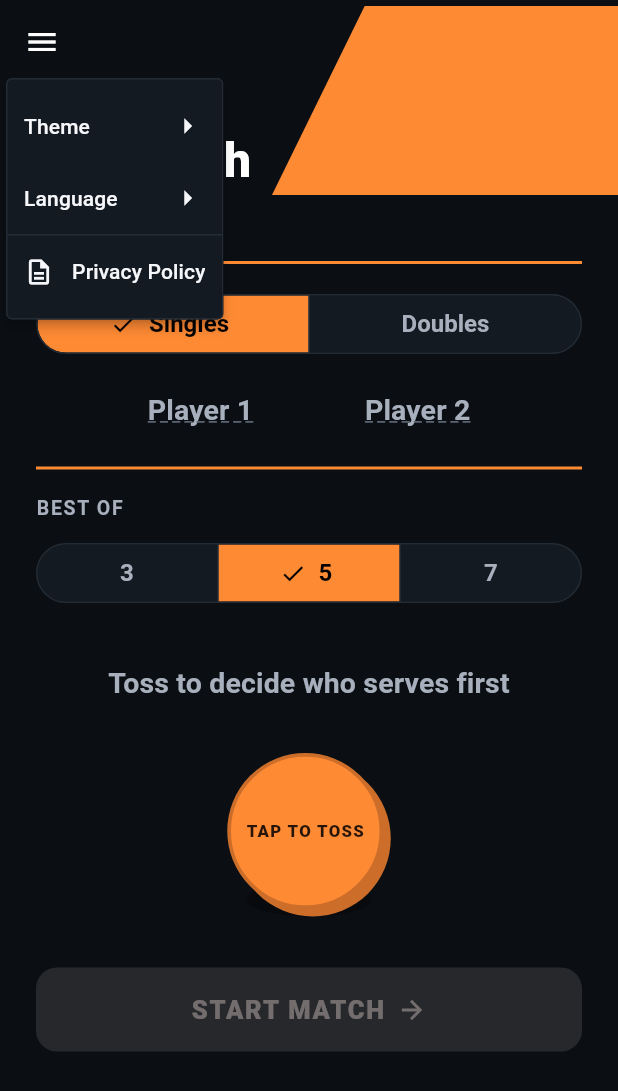
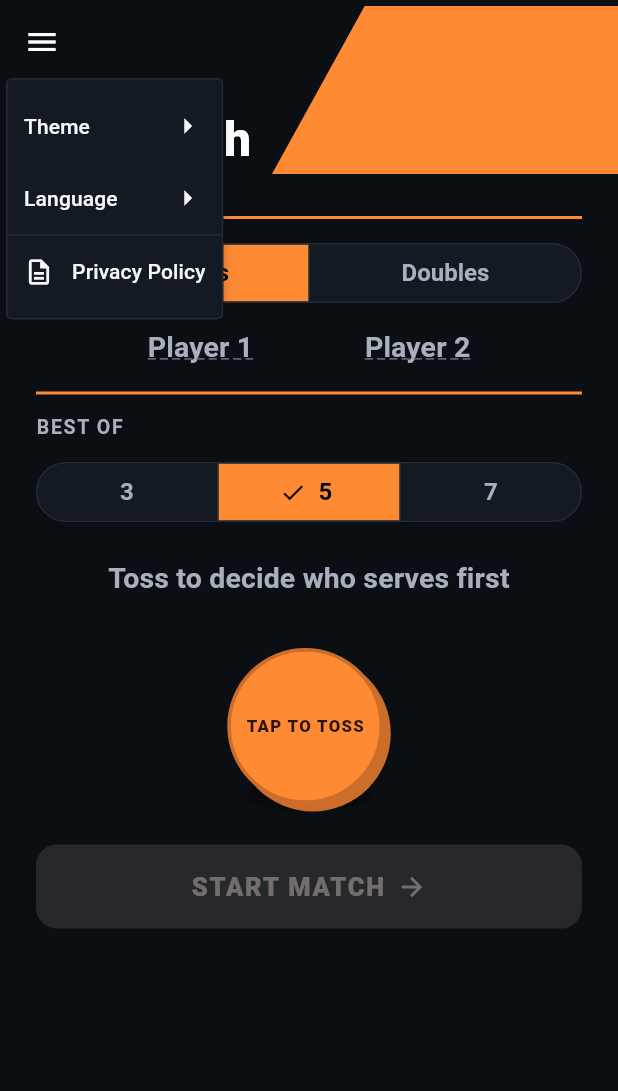
Before and after one commit to galsherm/tabletennis-scoreboard, a Flutter app: the screen it shows after launch, after a tap on the "menu" icon, on a phone screen of 412 x 824 dp. Shown: the top 1091 px of the screen. Run offline on Flutter 3.47's test engine with Material 3 defaults, Android fonts, the phone set to English and light mode, and no system bars; our stand-ins replace audioplayers, flutter_tts, google_mobile_ads, in_app_purchase, shared_preferences.

Commit message:
Phase 4Q: no debug banner, fix hero band height, recapture store screenshots
1. debugShowCheckedModeBanner: false on MaterialApp (lib/main.dart) —
   a safeguard against the red DEBUG ribbon leaking into store
   screenshots, on top of capturing this pass's screenshots from a
   profile build rather than plain `flutter run` debug.

2. The edge-to-edge hero band (painting its background up under the
   status bar) made it noticeably taller, pushing "Start match" below
   the fold. Trimmed the band's own padding/gaps and the vertical
   spacing between sections below it (lib/screens/setup_screen.dart)
   so the whole setup screen fits without scrolling again, without
   touching the edge-to-edge effect itself.

3. Recaptured all 12 files under screenshots/store/ (en/de/fr x
   setup+singles-dark / scoreboard+singles-dark / scoreboard+doubles-dark
   / scoreboard+singles-light) from a real device on a profile build,
   now that the edge-to-edge hero band, its right-edge fix, this
   height fix, and the Phase 4P coin/motion redesign are all in.
   feature_graphic_*.png left untouched (designed assets, not raw
   screenshots).

flutter analyze: no issues. flutter test: 305/305 pass. See
PHASE4Q_FINAL_STORE_SCREENSHOTS.md for details.

Co-Authored-By: Claude Sonnet 5 <noreply@anthropic.com>
Claude-Session: https://claude.ai/code/session_011YcNsWU175Qknig2poWM1W

```diff
--- a/lib/main.dart
+++ b/lib/main.dart
@@ -1,4 +1,5 @@
 import 'package:flutter/material.dart';
+import 'package:flutter/services.dart';
 
 import 'l10n/gen/app_localizations.dart';
 import 'screens/setup_screen.dart';
@@ -11,6 +12,16 @@ import 'services/theme_preference.dart';
 import 'theme/app_theme.dart';
 
 void main() {
+  // Edge-to-edge: the app draws its own background underneath the status
+  // bar and navigation bar, rather than the OS reserving an opaque strip
+  // above/below the app's content. Without this, Flutter's Android
+  // embedding leaves the platform's own (usually opaque, theme-agnostic)
+  // system bar backgrounds in place, which is exactly the "hard
+  // boundary" this app no longer wants. Must run before `runApp` — it's
+  // a one-time window-mode switch, not something any widget sets per
+  // frame.
+  WidgetsFlutterBinding.ensureInitialized();
+  SystemChrome.setEnabledSystemUIMode(SystemUiMode.edgeToEdge);
   runApp(const TableTennisScoreboardApp());
 }
 
@@ -125,9 +136,45 @@ class _TableTennisScoreboardAppState extends State<TableTennisScoreboardApp> {
     return const Locale('en');
   }
 
+  /// Resolves [_themeMode] to the actual [Brightness] currently on
+  /// screen, following the platform's own setting for [ThemeMode.system]
+  /// — same rule [MaterialApp] itself uses to pick between [theme] and
+  /// [darkTheme].
+  Brightness get _effectiveBrightness => switch (_themeMode) {
+        ThemeMode.light => Brightness.light,
+        ThemeMode.dark => Brightness.dark,
+        ThemeMode.system =>
+          WidgetsBinding.instance.platformDispatcher.platformBrightness,
+      };
+
   @override
   Widget build(BuildContext context) {
-    return MaterialApp(
+    // App-wide edge-to-edge default: transparent system bars (so the
+    // screen's own background shows through, rather than an opaque OS
+    // strip) with icon/text brightness that reads against whichever
+    // theme is actually active. This is a *default* — it covers every
+    // screen that doesn't specify its own (e.g. the scoreboard screens'
+    // AppBar already computes its own overlay style from its real
+    // background), and is overridden specifically by the setup screen's
+    // hero band, which stays dark regardless of app theme and so needs
+    // light icons even in Light mode.
+    final isDark = _effectiveBrightness == Brightness.dark;
+    return AnnotatedRegion<SystemUiOverlayStyle>(
+      value: SystemUiOverlayStyle(
+        statusBarColor: Colors.transparent,
+        statusBarIconBrightness: isDark ? Brightness.light : Brightness.dark,
+        statusBarBrightness: isDark ? Brightness.dark : Brightness.light,
+        systemNavigationBarColor: Colors.transparent,
+        systemNavigationBarIconBrightness:
+            isDark ? Brightness.light : Brightness.dark,
+        systemNavigationBarDividerColor: Colors.transparent,
+      ),
+      child: MaterialApp(
+        // Store screenshots are taken from real device builds, not just
+        // release builds where this defaults to false anyway — belt and
+        // suspenders so a debug-mode capture never leaks the red "DEBUG"
+        // ribbon into a listing asset.
+        debugShowCheckedModeBanner: false,
         onGenerateTitle: (context) => AppLocalizations.of(context).appTitle,
         locale: _localeOverride,
         localizationsDelegates: AppLocalizations.localizationsDelegates,
@@ -148,6 +195,7 @@ class _TableTennisScoreboardAppState extends State<TableTennisScoreboardApp> {
           muted: _muted,
           onMutedChanged: _setMuted,
         ),
+      ),
     );
   }
 }
--- a/lib/screens/setup_screen.dart
+++ b/lib/screens/setup_screen.dart
@@ -501,7 +501,13 @@ class _SetupScreenState extends State<SetupScreen> {
                 // see its own SafeArea(bottom: false).
                 top: false,
                 child: SingleChildScrollView(
-                  padding: const EdgeInsets.fromLTRB(24, 24, 24, 32),
+                  // Vertical insets tightened from (24, 32) to (16, 20)
+                  // (Phase 4Q), alongside the SizedBox gaps between
+                  // sections below, to fit the whole setup screen (now
+                  // with a taller edge-to-edge hero band above it) on a
+                  // typical screen height without scrolling. See
+                  // PHASE4Q_FINAL_STORE_SCREENSHOTS.md.
+                  padding: const EdgeInsets.fromLTRB(24, 16, 24, 20),
                   child: Column(
                     crossAxisAlignment: CrossAxisAlignment.stretch,
                     children: [
@@ -530,7 +536,7 @@ class _SetupScreenState extends State<SetupScreen> {
                               alignment: Alignment.topCenter,
                               child: !_isDoubles
                                   ? Padding(
-                                      padding: const EdgeInsets.only(top: 20),
+                                      padding: const EdgeInsets.only(top: 12),
                                       // The same tap-to-rename preview doubles already
                                       // had — singles previously had no equivalent
                                       // step at all. See
@@ -572,7 +578,7 @@ class _SetupScreenState extends State<SetupScreen> {
                                       ),
                                     )
                                   : Padding(
-                                      padding: const EdgeInsets.only(top: 20),
+                                      padding: const EdgeInsets.only(top: 12),
                                       child: Row(
                                         key: const Key('doublesPlayerSlots'),
                                         mainAxisAlignment:
@@ -623,7 +629,7 @@ class _SetupScreenState extends State<SetupScreen> {
                           ],
                         ),
                       ),
-                      const SizedBox(height: 24),
+                      const SizedBox(height: 16),
                       _SectionGroup(
                         child: Column(
                           crossAxisAlignment: CrossAxisAlignment.stretch,
@@ -658,7 +664,7 @@ class _SetupScreenState extends State<SetupScreen> {
                           ],
                         ),
                       ),
-                      const SizedBox(height: 36),
+                      const SizedBox(height: 20),
                       // Not height-constrained: the toss prompt wraps to two
                       // lines in German/French (it's noticeably longer than
                       // English), so a fixed-height box here would clip it. Only
@@ -695,7 +701,7 @@ class _SetupScreenState extends State<SetupScreen> {
                           idleLabel: l10n.tapToTossLabel,
                         ),
                       ),
-                      const SizedBox(height: 28),
+                      const SizedBox(height: 16),
                       ElevatedButton(
                         key: const Key('startMatchButton'),
                         onPressed: _firstServer == null ? null : _start,
@@ -793,7 +799,13 @@ class _SetupHeroBand extends StatelessWidget {
             // below), so if this outer `Padding` ever grows a horizontal
             // component again, the wedge's right edge will stop short of
             // the actual screen edge by that amount instead of touching it.
-            padding: const EdgeInsets.fromLTRB(0, 4, 0, 20),
+            // Bottom inset trimmed from 20->12 (Phase 4Q): together with
+            // the menu-to-title gap below, this is one of the two biggest
+            // levers on the band's overall height. Edge-to-edge painting
+            // under the status bar (main.dart) made the band noticeably
+            // taller, which on shorter screens pushed "Start match" below
+            // the fold — see PHASE4Q_FINAL_STORE_SCREENSHOTS.md.
+            padding: const EdgeInsets.fromLTRB(0, 4, 0, 12),
             child: LayoutBuilder(
               builder: (context, constraints) {
                 // The menu/title content's own horizontal inset, kept
@@ -876,7 +888,10 @@ class _SetupHeroBand extends StatelessWidget {
                               ),
                               child: overflowMenu,
                             ),
-                            const SizedBox(height: 32),
+                            // Trimmed from 32->18 (Phase 4Q) to keep the
+                            // hero band's overall height in check — see
+                            // the outer `Padding`'s comment above.
+                            const SizedBox(height: 18),
                             Text(title, style: _titleStyle),
                           ],
                         ),
@@ -973,7 +988,7 @@ class _SectionGroup extends StatelessWidget {
   @override
   Widget build(BuildContext context) {
     return Container(
-      padding: const EdgeInsets.only(top: 16),
+      padding: const EdgeInsets.only(top: 12),
       decoration: BoxDecoration(
         border: Border(
           top: BorderSide(color: context.palette.accent, width: 2),
```
Also changed, not shown: 13 other files. Lines whose indentation alone changed are shown as unchanged.
